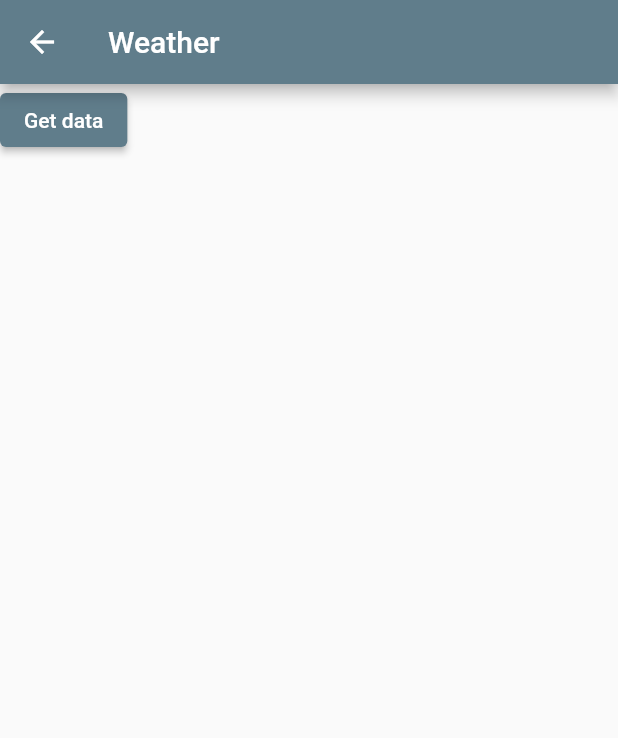
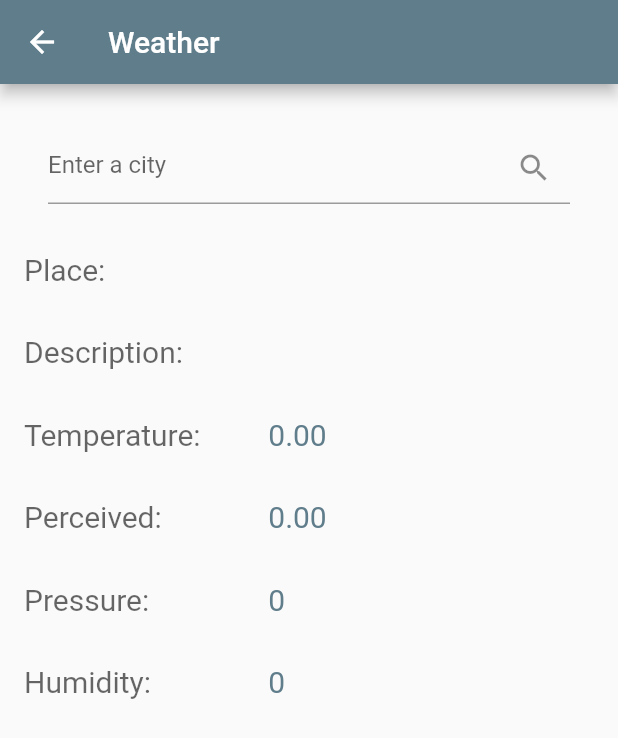
Before and after one commit to etczrn/flutter_projects, a Flutter app: the WeatherScreen screen opened directly, on a phone screen of 412 x 824 dp. Shown: the top 738 px of the screen. Run offline on Flutter 3.47's test engine with Material 2 defaults, Android fonts, the phone set to English and light mode, and no system bars.

Commit message:
Completing the Weather Screen #11

```diff
--- a/global_fitness/lib/screens/weather_screen.dart
+++ b/global_fitness/lib/screens/weather_screen.dart
@@ -10,22 +10,65 @@ class WeatherScreen extends StatefulWidget {
 }
 
 class _WeatherScreenState extends State<WeatherScreen> {
+  final TextEditingController txtPlace = TextEditingController();
   Weather result = Weather('', '', 0, 0, 0, 0);
   @override
   Widget build(BuildContext context) {
     return Scaffold(
         appBar: AppBar(title: Text('Weather')),
-        body: Column(
-          children: [
-            ElevatedButton(onPressed: getData, child: Text('Get data')),
-            Text(result.name),
-          ],
+        body: Padding(
+          padding: EdgeInsets.all(16),
+          child: ListView(
+            children: [
+              Padding(
+                padding: EdgeInsets.all(16),
+                child: TextField(
+                  controller: txtPlace,
+                  decoration: InputDecoration(
+                      hintText: 'Enter a city',
+                      suffixIcon: IconButton(
+                        icon: Icon(Icons.search),
+                        onPressed: getData,
+                      )),
+                ),
+              ),
+              weatherRow('Place: ', result.name),
+              weatherRow('Description: ', result.description),
+              weatherRow(
+                  'Temperature: ', result.temperature.toStringAsFixed(2)),
+              weatherRow('Perceived: ', result.perceived.toStringAsFixed(2)),
+              weatherRow('Pressure: ', result.pressure.toString()),
+              weatherRow('Humidity: ', result.humidity.toString()),
+            ],
+          ),
         ));
   }
 
   Future getData() async {
     HttpHelper helper = HttpHelper();
-    result = await helper.getWeather('London');
+    result = await helper.getWeather(txtPlace.text);
     setState(() {});
   }
+
+  Widget weatherRow(String label, String value) {
+    Widget row = Padding(
+      padding: EdgeInsets.symmetric(vertical: 16),
+      child: Row(
+        children: [
+          Expanded(
+              flex: 3,
+              child: Text(label,
+                  style: TextStyle(
+                      fontSize: 20, color: Theme.of(context).hintColor))),
+          Expanded(
+              flex: 4,
+              child: Text(value,
+                  style: TextStyle(
+                      fontSize: 20, color: Theme.of(context).primaryColor))),
+        ],
+      ),
+    );
+
+    return row;
+  }
 }
```
